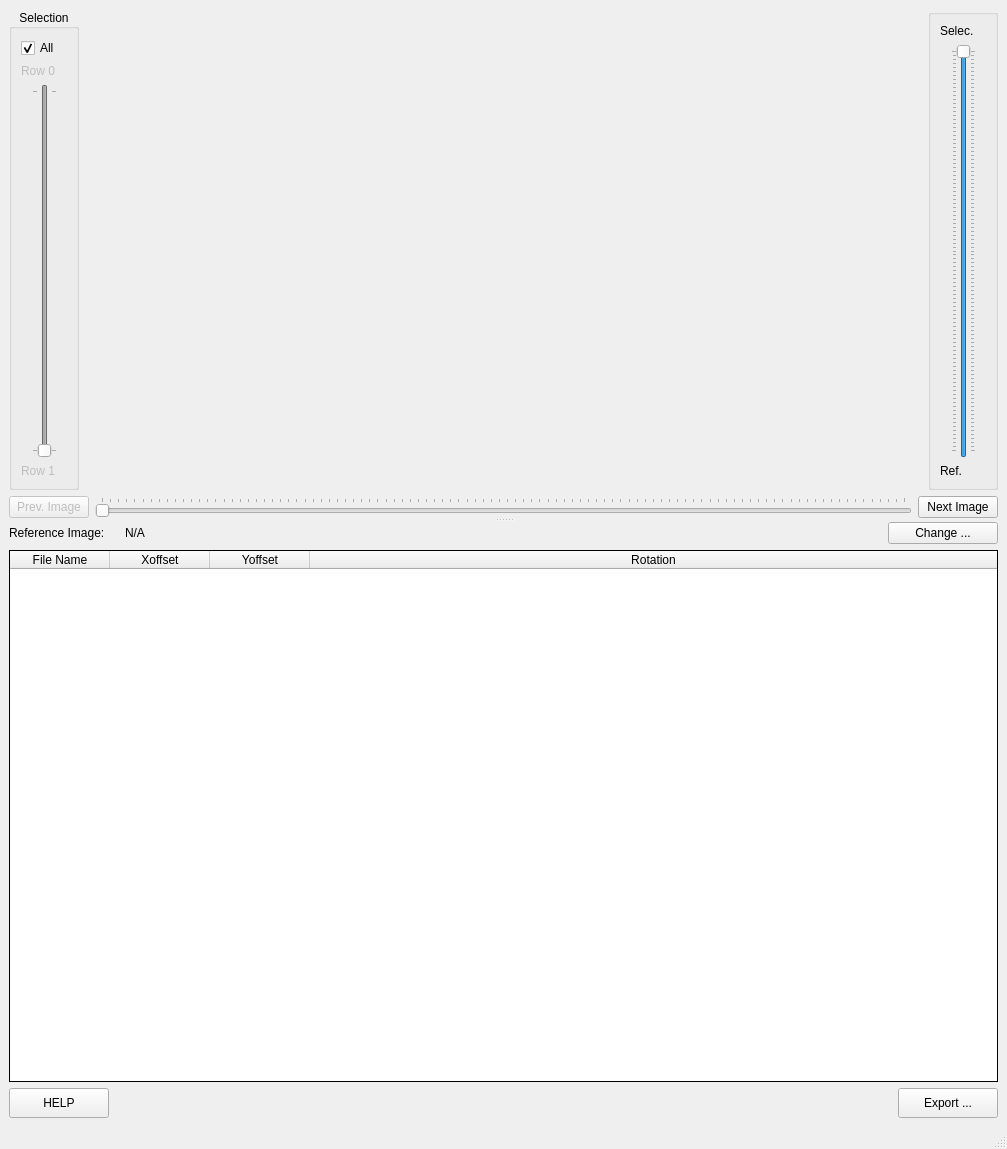
The window that ui/ui_registration.ui (neutronimaging/python_notebooks) describes before a commit, drawn with Qt 5.
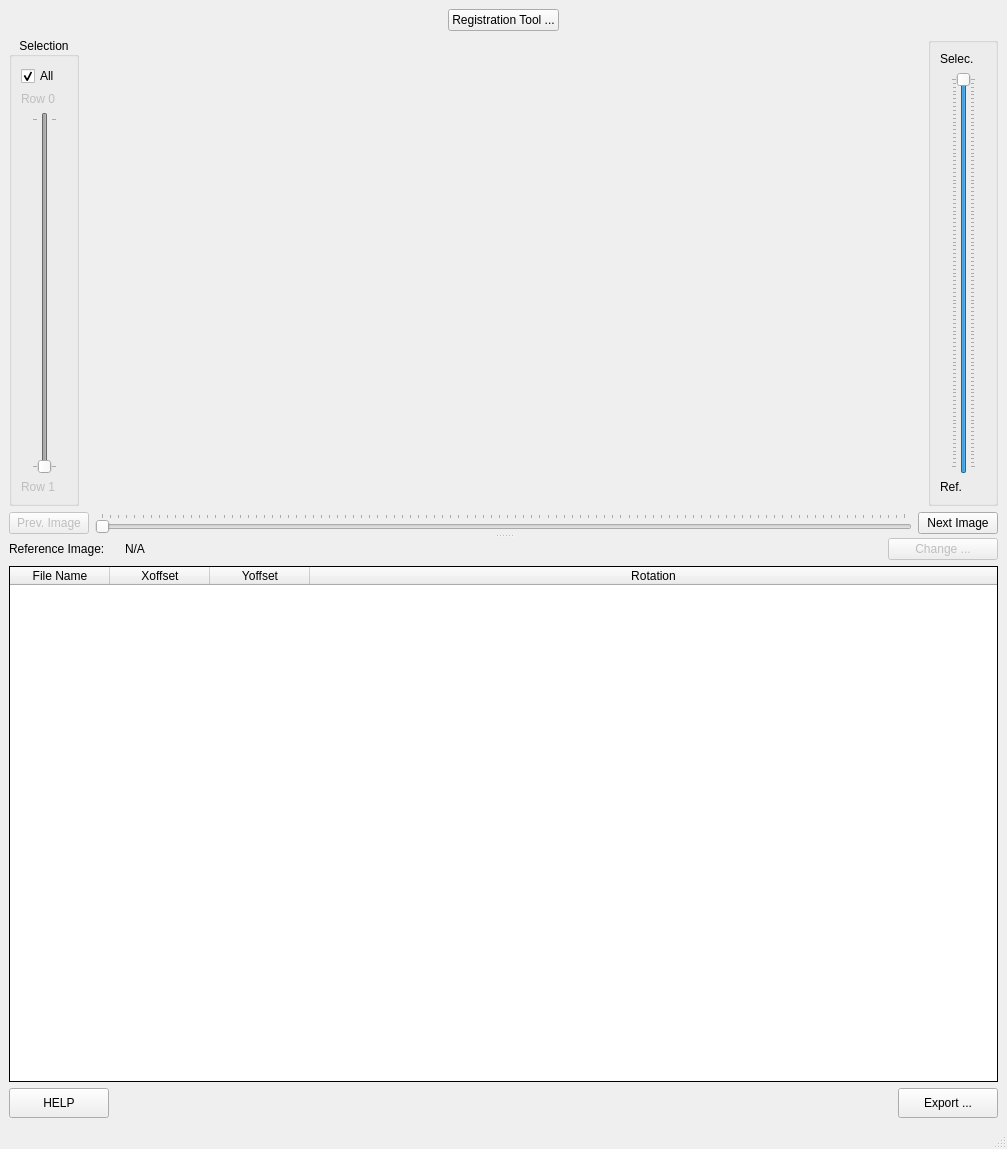
The same window after the commit.

Commit message: Started to implement manual registration tool

What changed in the file:
```diff
--- a/ui/ui_registration.ui
+++ b/ui/ui_registration.ui
@@ -24,6 +24,43 @@
   </property>
   <widget class="QWidget" name="centralwidget">
    <layout class="QVBoxLayout" name="verticalLayout_4">
+    <item>
+     <layout class="QHBoxLayout" name="horizontalLayout_5">
+      <item>
+       <spacer name="horizontalSpacer_2">
+        <property name="orientation">
+         <enum>Qt::Horizontal</enum>
+        </property>
+        <property name="sizeHint" stdset="0">
+         <size>
+          <width>40</width>
+          <height>20</height>
+         </size>
+        </property>
+       </spacer>
+      </item>
+      <item>
+       <widget class="QPushButton" name="registration_tool_button">
+        <property name="text">
+         <string>Registration Tool ...</string>
+        </property>
+       </widget>
+      </item>
+      <item>
+       <spacer name="horizontalSpacer_3">
+        <property name="orientation">
+         <enum>Qt::Horizontal</enum>
+        </property>
+        <property name="sizeHint" stdset="0">
+         <size>
+          <width>40</width>
+          <height>20</height>
+         </size>
+        </property>
+       </spacer>
+      </item>
+     </layout>
+    </item>
     <item>
      <widget class="QSplitter" name="splitter_2">
       <property name="orientation">
@@ -304,6 +341,9 @@
            </item>
            <item>
             <widget class="QPushButton" name="pushButton_3">
+             <property name="enabled">
+              <bool>false</bool>
+             </property>
              <property name="maximumSize">
               <size>
                <width>110</width>
```
Left out of the diff: 19 changed lines with no effect on the pictures. The commit also changes 11 other files.
